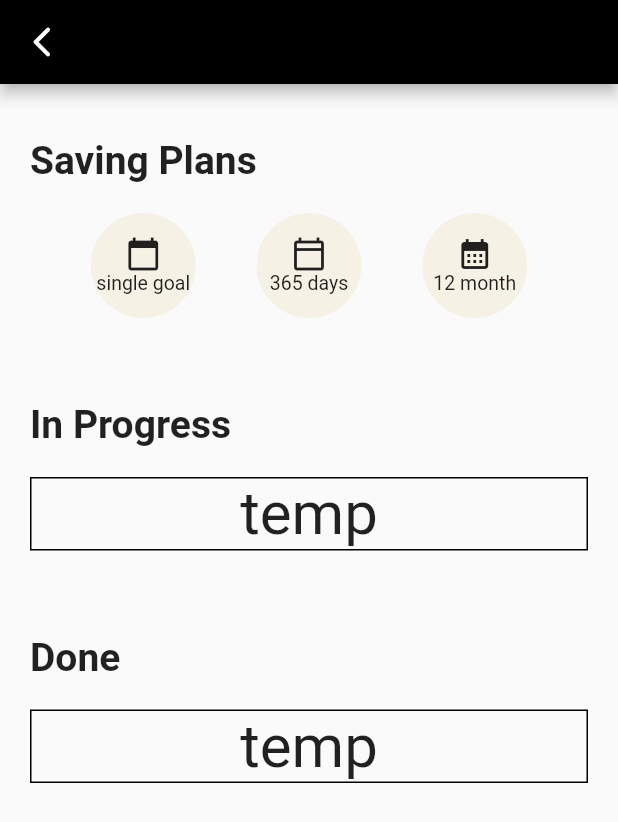
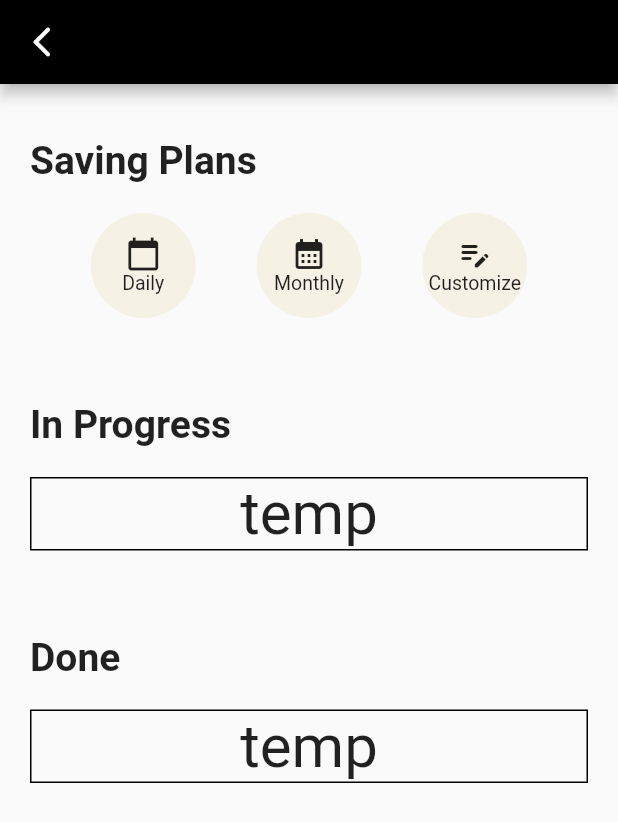
Before and after one commit to Zixuan01/CS184, a Flutter app: the SavePage screen opened by its route, on a phone screen of 412 x 824 dp. Shown: the top 822 px of the screen. Run offline on Flutter 3.47's test engine with Material 2 defaults, Android fonts, the phone set to English and light mode, and no system bars; our stand-ins replace firebase_auth, firebase_core; accounts and stored records are empty; network calls fail.

Commit message:
implemented reminder and wish list, changed save and bill pages' format

```diff
--- a/cs184/lib/main.dart
+++ b/cs184/lib/main.dart
@@ -1,6 +1,8 @@
 import 'package:cs184/add_page/add_page.dart';
 import 'package:cs184/detail_page/detail_page.dart';
 import 'package:cs184/me_page/me_page.dart';
+import 'package:cs184/me_page/wish_list.dart';
+import 'package:cs184/me_page/reminder.dart';
 import 'package:cs184/bill_page/bill_page.dart';
 import 'package:cs184/save_page/save_page.dart';
 import 'package:flutter/material.dart';
@@ -37,6 +39,8 @@ class MyApp extends StatelessWidget {
         '/bill_page': (context) => const BillPage(),
         '/save_page': (context) => const SavePage(),
         '/add_page':  (context) => const AddPage(),
+        '/wishlist': (context) => const WishListPage(),
+        '/reminder': (context) => const ReminderPage(),
       },
     );
   }
--- a/cs184/lib/save_page/save_page.dart
+++ b/cs184/lib/save_page/save_page.dart
@@ -20,7 +20,21 @@ class _SavePageState extends State<SavePage> {
     });
   }
 
-  Widget detail = Padding(
+  @override
+  Widget build(BuildContext context) {
+    return Scaffold(
+      appBar: AppBar(
+          backgroundColor: Colors.black,
+          leading: IconButton(
+              onPressed: () {
+                Navigator.of(context).pop();
+              },
+              icon: const Icon(
+                Icons.arrow_back_ios_new_rounded,
+                color: Colors.white,
+              ))),
+      body: Center(
+        child: Padding(
           padding: const EdgeInsets.symmetric(horizontal: 20),
           child: Column(
             children: [
@@ -58,26 +72,7 @@ class _SavePageState extends State<SavePage> {
                               mainAxisAlignment: MainAxisAlignment.center,
                               children: <Widget>[
                                 Icon(Icons.calendar_today), // <-- Icon
-                          Text("single goal", style: TextStyle(fontSize: 13)), // <-- Text
-                        ],
-                      ),
-                    ),
-                  ),
-                ),
-              ),
-              SizedBox.fromSize(
-                size: Size(70, 70),
-                child: ClipOval(
-                  child: Material(
-                    color: Color.fromARGB(114, 238, 230, 201),
-                    child: InkWell(
-                      splashColor: Colors.green,
-                      onTap: () {},
-                      child: Column(
-                        mainAxisAlignment: MainAxisAlignment.center,
-                        children: <Widget>[
-                          Icon(Icons.calendar_today_outlined), // <-- Icon
-                          Text("365 days",  style: TextStyle(fontSize: 13)), // <-- Text
+                                Text("Daily", style: TextStyle(fontSize: 13)), // <-- Text
                               ],
                             ),
                           ),
@@ -96,7 +91,26 @@ class _SavePageState extends State<SavePage> {
                               mainAxisAlignment: MainAxisAlignment.center,
                               children: <Widget>[
                                 Icon(Icons.calendar_month), // <-- Icon
-                          Text("12 month", style: TextStyle(fontSize: 13)), // <-- Text
+                                Text("Monthly",  style: TextStyle(fontSize: 13)), // <-- Text
+                              ],
+                            ),
+                          ),
+                        ),
+                      ),
+                    ),
+                    SizedBox.fromSize(
+                      size: Size(70, 70),
+                      child: ClipOval(
+                        child: Material(
+                          color: Color.fromARGB(114, 238, 230, 201),
+                          child: InkWell(
+                            splashColor: Colors.green,
+                            onTap: () {},
+                            child: Column(
+                              mainAxisAlignment: MainAxisAlignment.center,
+                              children: <Widget>[
+                                Icon(Icons.edit_note_rounded), // <-- Icon
+                                Text("Customize", style: TextStyle(fontSize: 13)), // <-- Text
                               ],
                             ),
                           ),
@@ -177,35 +191,7 @@ class _SavePageState extends State<SavePage> {
               )
             ],
           ),
-  );
-
-  List<Widget> widget_options = [];
-
-  void init_widgets() {
-    widget_options.add(detail);
-  }
-
-  @override
-  void initState() {
-    super.initState();
-    init_widgets();
-  }
-
-  @override
-  Widget build(BuildContext context) {
-    return Scaffold(
-      appBar: AppBar(
-          backgroundColor: Colors.black,
-          leading: IconButton(
-              onPressed: () {
-                Navigator.of(context).pop();
-              },
-              icon: const Icon(
-                Icons.arrow_back_ios_new_rounded,
-                color: Colors.white,
-              ))),
-      body: Center(
-        child: widget_options.elementAt(_selected_index),
+        ),
       ),
     );
   }
```
Also changed, not shown: cs184/lib/bill_page/bill_page.dart (+19 -33 lines), cs184/lib/me_page/me_page.dart (+39 -41 lines), cs184/lib/me_page/reminder.dart (added, +88 -0 lines), cs184/lib/me_page/wish_list.dart (added, +79 -0 lines). Lines whose indentation alone changed are shown as unchanged.
